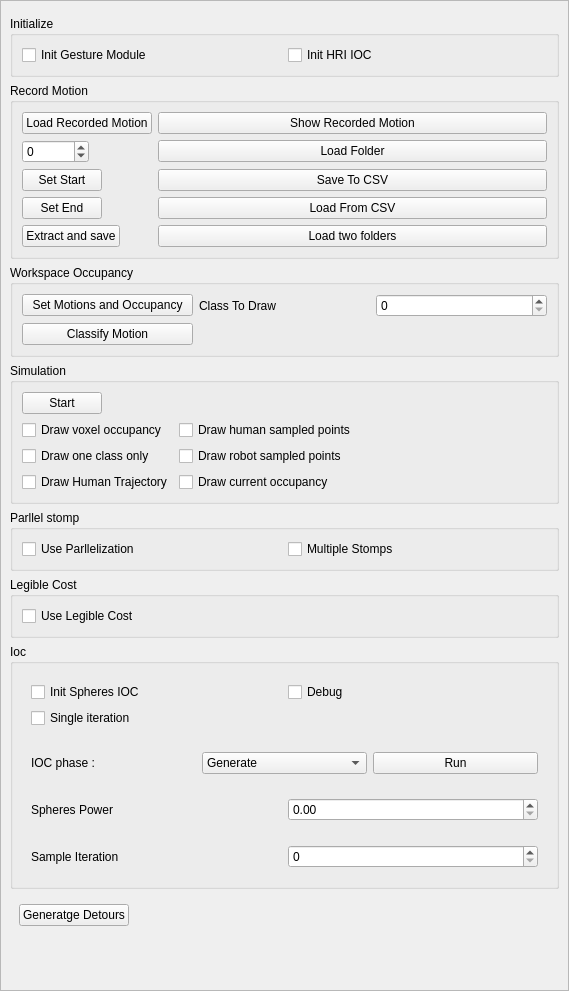
The window that src/move3d-qt-gui-libs/src/qtMainInterface/sideWidgets/qtHriGesture.ui (jmainpri/move3d-studio) describes before a commit, drawn with Qt 5.
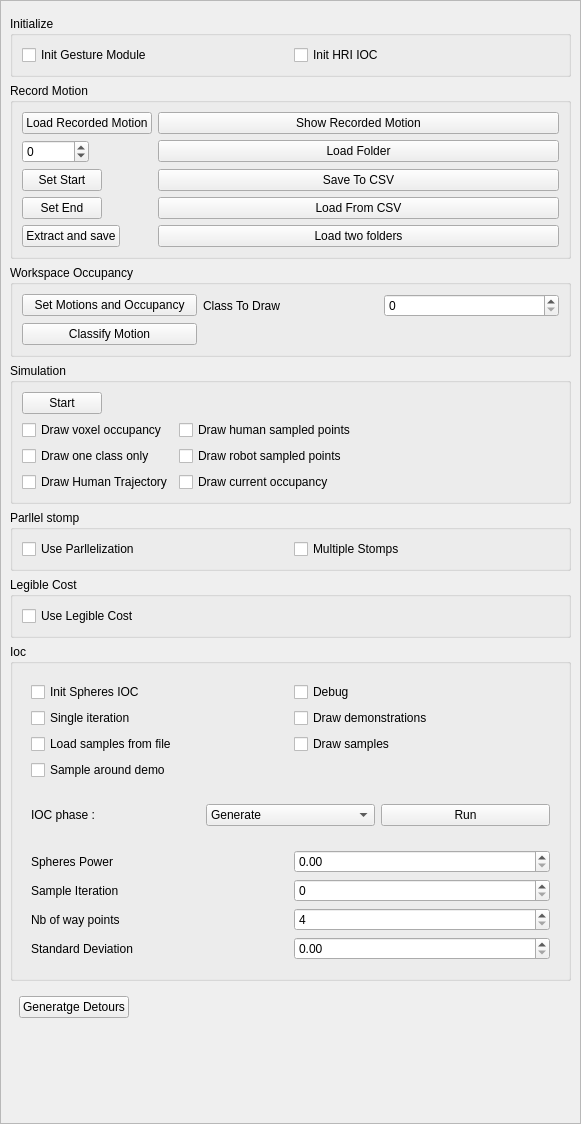
The same window after the commit.

```diff
--- a/src/move3d-qt-gui-libs/src/qtMainInterface/sideWidgets/qtHriGesture.ui
+++ b/src/move3d-qt-gui-libs/src/qtMainInterface/sideWidgets/qtHriGesture.ui
@@ -6,8 +6,8 @@
    <rect>
     <x>0</x>
     <y>0</y>
-    <width>569</width>
-    <height>991</height>
+    <width>581</width>
+    <height>1124</height>
    </rect>
   </property>
   <property name="windowTitle">
@@ -36,8 +36,8 @@
        <rect>
         <x>0</x>
         <y>0</y>
-        <width>551</width>
-        <height>992</height>
+        <width>579</width>
+        <height>1122</height>
        </rect>
       </property>
       <layout class="QVBoxLayout" name="verticalLayout_24">
@@ -297,6 +297,20 @@
           <item>
            <widget class="QWidget" name="widget_4" native="true">
             <layout class="QGridLayout" name="gridLayout_2">
+             <item row="2" column="0">
+              <widget class="QCheckBox" name="checkBoxLoadSampleFromFile">
+               <property name="text">
+                <string>Load samples from file</string>
+               </property>
+              </widget>
+             </item>
+             <item row="1" column="0">
+              <widget class="QCheckBox" name="checkBoxSingleIteration">
+               <property name="text">
+                <string>Single iteration</string>
+               </property>
+              </widget>
+             </item>
              <item row="0" column="1">
               <widget class="QCheckBox" name="checkBoxGestureDebug">
                <property name="text">
@@ -311,10 +325,24 @@
                </property>
               </widget>
              </item>
-             <item row="1" column="0">
-              <widget class="QCheckBox" name="checkBoxSingleIteration">
+             <item row="1" column="1">
+              <widget class="QCheckBox" name="checkBoxDrawDemonstrations">
                <property name="text">
-                <string>Single iteration</string>
+                <string>Draw demonstrations</string>
+               </property>
+              </widget>
+             </item>
+             <item row="2" column="1">
+              <widget class="QCheckBox" name="checkBoxDrawSamples">
+               <property name="text">
+                <string>Draw samples</string>
+               </property>
+              </widget>
+             </item>
+             <item row="3" column="0">
+              <widget class="QCheckBox" name="checkBoxSampleAroundDemo">
+               <property name="text">
+                <string>Sample around demo</string>
                </property>
               </widget>
              </item>
@@ -362,33 +390,54 @@
           </item>
           <item>
            <widget class="QWidget" name="widget_2" native="true">
-            <layout class="QHBoxLayout" name="horizontalLayout_2">
-             <item>
+            <layout class="QGridLayout" name="gridLayout_5">
+             <item row="0" column="0">
               <widget class="QLabel" name="label_2">
                <property name="text">
                 <string>Spheres Power</string>
                </property>
               </widget>
              </item>
-             <item>
+             <item row="0" column="1">
               <widget class="QDoubleSpinBox" name="doubleSpinBoxSpherePower"/>
              </item>
-            </layout>
-           </widget>
-          </item>
-          <item>
-           <widget class="QWidget" name="widget_3" native="true">
-            <layout class="QHBoxLayout" name="horizontalLayout_4">
-             <item>
+             <item row="1" column="0">
               <widget class="QLabel" name="label_3">
                <property name="text">
                 <string>Sample Iteration</string>
                </property>
               </widget>
              </item>
-             <item>
+             <item row="1" column="1">
               <widget class="QSpinBox" name="spinBoxSampleIteration"/>
              </item>
+             <item row="2" column="0">
+              <widget class="QLabel" name="label_4">
+               <property name="text">
+                <string>Nb of way points</string>
+               </property>
+              </widget>
+             </item>
+             <item row="2" column="1">
+              <widget class="QSpinBox" name="spinBoxNbOfWayPoints">
+               <property name="minimum">
+                <number>4</number>
+               </property>
+               <property name="maximum">
+                <number>300</number>
+               </property>
+              </widget>
+             </item>
+             <item row="3" column="0">
+              <widget class="QLabel" name="label_6">
+               <property name="text">
+                <string>Standard Deviation</string>
+               </property>
+              </widget>
+             </item>
+             <item row="3" column="1">
+              <widget class="QDoubleSpinBox" name="doubleSpinBoxStandardDev"/>
+             </item>
             </layout>
            </widget>
           </item>
```
